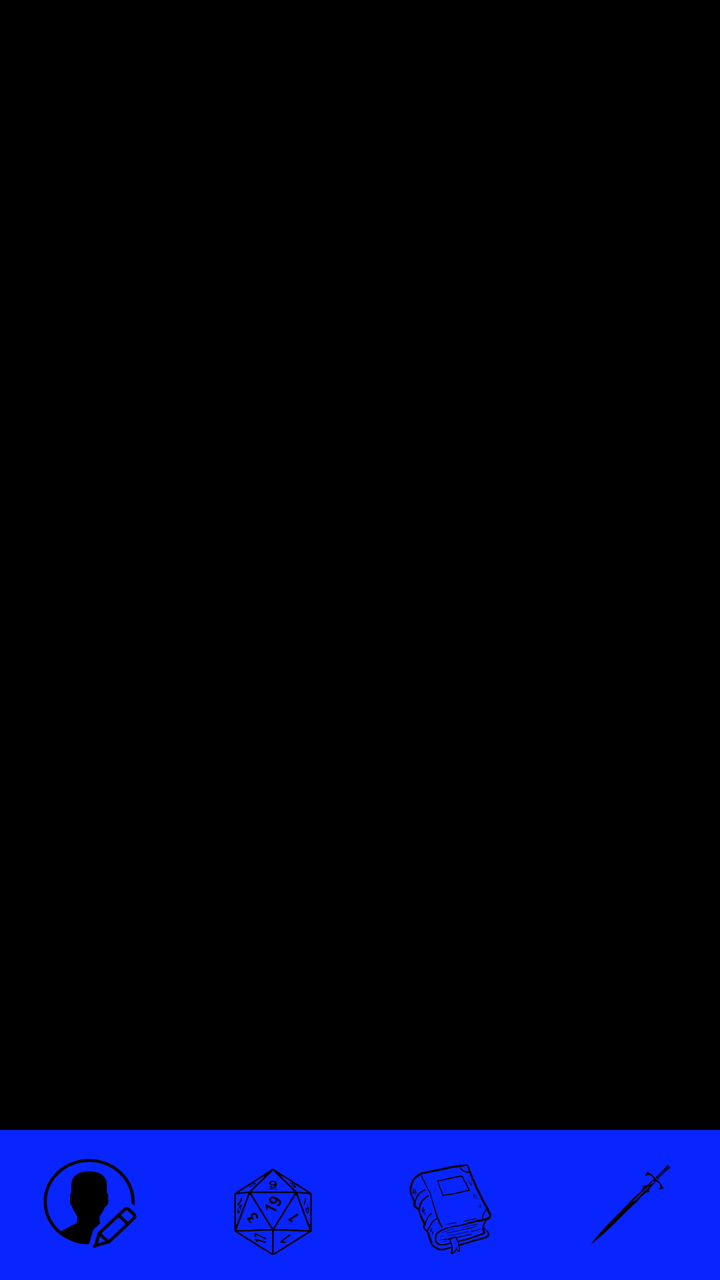
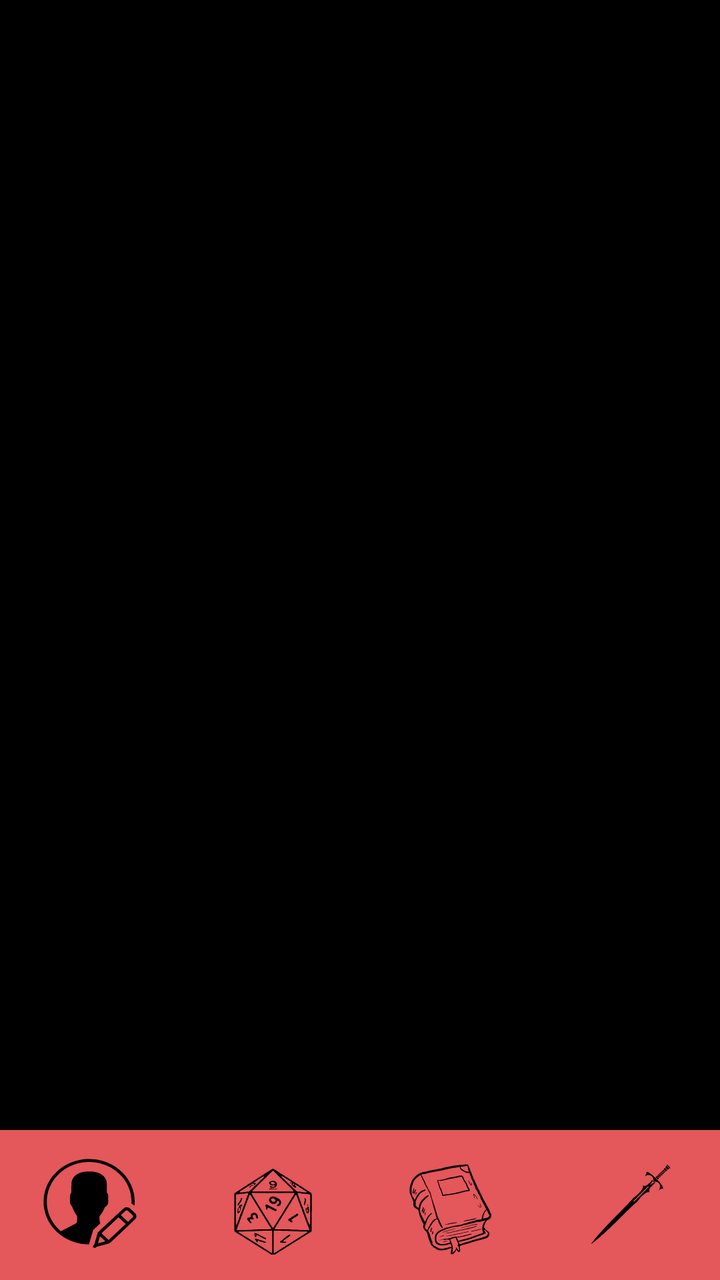

The first picture is an Android layout as it rendered before a commit; the second is the same layout after the commit. The layout source and the unified diff follow.
<!-- AndroidManifest.xml: application theme Theme.DnDiceCompanion -->
<!-- res/layout/barra_navegacio.xml -->
<?xml version="1.0" encoding="utf-8"?>
<androidx.constraintlayout.widget.ConstraintLayout xmlns:android="http://schemas.android.com/apk/res/android"
    xmlns:app="http://schemas.android.com/apk/res-auto"
    xmlns:tools="http://schemas.android.com/tools"
    android:layout_width="match_parent"
    android:layout_height="match_parent"
    android:background="@color/black">

    <androidx.fragment.app.FragmentContainerView
        android:id="@+id/contenedorFragments"
        android:layout_width="0dp"
        android:layout_height="0dp"
        app:layout_constraintTop_toTopOf="parent"
        app:layout_constraintStart_toStartOf="parent"
        app:layout_constraintEnd_toEndOf="parent"
        app:layout_constraintBottom_toTopOf="@id/barraActivities"
        tools:layout="@layout/fragment_character_list" />

    <LinearLayout
        android:id="@+id/barraActivities"
        android:layout_width="0dp"
        android:layout_height="75dp"
        android:orientation="horizontal"
        android:background="@color/buttonColor"
        app:layout_constraintStart_toStartOf="parent"
        app:layout_constraintEnd_toEndOf="parent"
        app:layout_constraintBottom_toBottomOf="parent">

        <com.google.android.material.button.MaterialButton
            android:id="@+id/botoBarraActivitiesCharacter"
            android:layout_width="0dp"
            android:layout_height="match_parent"
            android:layout_weight="1"
            android:background="@drawable/button_barra"
            android:layout_margin="0dp"
            android:insetLeft="0dp"
            android:insetRight="0dp"
            android:insetTop="0dp"
            android:insetBottom="0dp"
            app:cornerRadius="0dp"
            app:backgroundTint="@color/buttonColor"
            app:icon="@drawable/character_icon"
            app:iconGravity="textStart"
            app:iconPadding="0dp"
            app:iconSize="50dp"
            app:iconTint="@null"/>

        <com.google.android.material.button.MaterialButton
            android:id="@+id/botoBarraActivitiesDice"
            android:layout_width="0dp"
            android:layout_height="match_parent"
            android:layout_weight="1"
            android:background="@drawable/button_barra"
            android:layout_margin="0dp"
            android:insetLeft="0dp"
            android:insetRight="0dp"
            android:insetTop="0dp"
            android:insetBottom="0dp"
            app:cornerRadius="0dp"
            app:backgroundTint="@color/buttonColor"
            app:icon="@drawable/dice_20"
            app:iconGravity="textStart"
            app:iconPadding="0dp"
            app:iconSize="50dp"
            app:iconTint="@null"/>

        <com.google.android.material.button.MaterialButton
            android:id="@+id/botoBarraActivitiesSpellbook"
            android:layout_width="0dp"
            android:layout_height="match_parent"
            android:layout_weight="1"
            android:background="@drawable/button_barra"
            android:layout_margin="0dp"
            android:insetLeft="0dp"
            android:insetRight="0dp"
            android:insetTop="0dp"
            android:insetBottom="0dp"
            app:cornerRadius="0dp"
            app:backgroundTint="@color/buttonColor"
            app:icon="@drawable/spellbook_icon"
            app:iconGravity="textStart"
            app:iconPadding="0dp"
            app:iconSize="50dp"
            app:iconTint="@null"/>

        <com.google.android.material.button.MaterialButton
            android:id="@+id/botoBarraActivitiesWeapon"
            android:layout_width="0dp"
            android:layout_height="match_parent"
            android:layout_weight="1"
            android:background="@drawable/button_barra"
            android:layout_margin="0dp"
            android:insetLeft="0dp"
            android:insetRight="0dp"
            android:insetTop="0dp"
            android:insetBottom="0dp"
            app:cornerRadius="0dp"
            app:backgroundTint="@color/buttonColor"
            app:icon="@drawable/weapon_icon"
            app:iconGravity="textStart"
            app:iconPadding="0dp"
            app:iconSize="50dp"
            app:iconTint="@null"/>

    </LinearLayout>
</androidx.constraintlayout.widget.ConstraintLayout>
<!-- res/layout/fragment_character_list.xml (included above) -->
<?xml version="1.0" encoding="utf-8"?>
<androidx.constraintlayout.widget.ConstraintLayout xmlns:android="http://schemas.android.com/apk/res/android"
    xmlns:app="http://schemas.android.com/apk/res-auto"
    xmlns:tools="http://schemas.android.com/tools"
    android:layout_width="match_parent"
    android:layout_height="match_parent"
    android:background="@color/backgroud">

    <ScrollView
        android:layout_width="match_parent"
        android:layout_height="match_parent"
        tools:layout_editor_absoluteX="39dp"
        tools:layout_editor_absoluteY="-42dp">

        <LinearLayout
            android:id="@+id/CharacterList"
            android:layout_width="match_parent"
            android:layout_height="wrap_content"
            android:orientation="vertical">

            <androidx.cardview.widget.CardView
                android:id="@+id/CardCharacterExemple"
                android:layout_width="match_parent"
                android:layout_height="wrap_content"
                android:layout_marginStart="15dp"
                android:layout_marginTop="15dp"
                android:layout_marginEnd="15dp"
                app:cardBackgroundColor="@color/cardBackground"
                app:cardCornerRadius="16dp"
                android:clickable="true"
                android:focusable="true"
                android:foreground="?attr/selectableItemBackground">

                <LinearLayout
                    android:layout_width="match_parent"
                    android:layout_height="wrap_content"
                    android:gravity="center_vertical"
                    android:orientation="horizontal"
                    android:padding="12dp">

                    <ImageView
                        android:id="@+id/ImageCharacterExemple"
                        android:layout_width="60dp"
                        android:layout_height="60dp"
                        android:layout_marginEnd="15dp"
                        android:contentDescription="@null"
                        android:scaleType="centerCrop"
                        tools:background="#33FFFFFF" />

                    <LinearLayout
                        android:layout_width="0dp"
                        android:layout_height="wrap_content"
                        android:layout_weight="1"
                        android:orientation="vertical">

                        <TextView
                            android:id="@+id/NameCharacterExemple"
                            android:layout_width="match_parent"
                            android:layout_height="wrap_content"
                            android:text="Andrés Iniesta"
                            android:textColor="@color/colorText"
                            android:textSize="22sp"
                            android:textStyle="bold" />

                        <TextView
                            android:id="@+id/ClassCharacterExemple"
                            android:layout_width="match_parent"
                            android:layout_height="wrap_content"
                            android:text="Mago (Evocación)"
                            android:textColor="@color/colorText"
                            android:textSize="16sp" />
                    </LinearLayout>
                </LinearLayout>
            </androidx.cardview.widget.CardView>

            <androidx.cardview.widget.CardView
                android:id="@+id/CardCharacterExemple2"
                android:layout_width="match_parent"
                android:layout_height="wrap_content"
                android:layout_marginStart="15dp"
                android:layout_marginTop="15dp"
                android:layout_marginEnd="15dp"
                app:cardBackgroundColor="@color/cardBackground"
                app:cardCornerRadius="16dp"
                android:clickable="true"
                android:focusable="true"
                android:foreground="?attr/selectableItemBackground">

                <LinearLayout
                    android:layout_width="match_parent"
                    android:layout_height="wrap_content"
                    android:gravity="center_vertical"
                    android:orientation="horizontal"
                    android:padding="12dp">

                    <ImageView
                        android:id="@+id/ImageCharacterExemple2"
                        android:layout_width="60dp"
                        android:layout_height="60dp"
                        android:layout_marginEnd="15dp"
                        android:contentDescription="@null"
                        android:scaleType="centerCrop"
                        tools:background="#33FFFFFF" />

                    <LinearLayout
                        android:layout_width="0dp"
                        android:layout_height="wrap_content"
                        android:layout_weight="1"
                        android:orientation="vertical">

                        <TextView
                            android:id="@+id/NameCharacterExemple2"
                            android:layout_width="match_parent"
                            android:layout_height="wrap_content"
                            android:text="Lionel Messi"
                            android:textColor="@color/colorText"
                            android:textSize="22sp"
                            android:textStyle="bold" />

                        <TextView
                            android:id="@+id/ClassCharacterExemple2"
                            android:layout_width="match_parent"
                            android:layout_height="wrap_content"
                            android:text="Pícaro (Ladrón)"
                            android:textColor="@color/colorText"
                            android:textSize="16sp" />
                    </LinearLayout>
                </LinearLayout>
            </androidx.cardview.widget.CardView>

        </LinearLayout>
    </ScrollView>

    <com.google.android.material.floatingactionbutton.FloatingActionButton
        android:id="@+id/AddCharacter"
        android:layout_width="wrap_content"
        android:layout_height="wrap_content"
        android:layout_margin="20dp"
        android:contentDescription="@null"
        android:src="@drawable/add_simbol"

        app:layout_constraintEnd_toEndOf="parent"
        app:layout_constraintBottom_toBottomOf="parent"
        android:backgroundTint="@color/buttonColor"/>

</androidx.constraintlayout.widget.ConstraintLayout>
<!-- resources referenced by this layout -->
<resources>
  <color name="backgroud">#0B0B0F</color>
  <color name="black">#FF000000</color>
  <color name="buttonColor">#0825FF</color>
  <color name="cardBackground">#1A1A24</color>
  <color name="colorText">#E5E7EB</color>
  <!-- drawable add_simbol (drawable) -->
  <vector xmlns:android="http://schemas.android.com/apk/res/android" android:height="24dp" android:tint="#000000" android:viewportHeight="24" android:viewportWidth="24" android:width="24dp">
        
      <path android:fillColor="@android:color/white" android:pathData="M19,13h-6v6h-2v-6H5v-2h6V5h2v6h6v2z"/>
      
  </vector>
  <!-- drawable button_barra (drawable) -->
  <?xml version="1.0" encoding="utf-8"?>
  <shape xmlns:android="http://schemas.android.com/apk/res/android"
      android:shape="rectangle">
      <corners android:radius="0dp"/>
  </shape>
  <!-- drawable character_icon: vector/xml drawable (drawable, 10648 chars, omitted) -->
  <!-- drawable dice_20: vector/xml drawable (drawable, 11183 chars, omitted) -->
  <!-- drawable spellbook_icon: vector/xml drawable (drawable, 31899 chars, omitted) -->
  <!-- drawable weapon_icon: vector/xml drawable (drawable, 4924 chars, omitted) -->
  <style name="Theme.DnDiceCompanion" parent="Base.Theme.DnDiceCompanion" />
  <style name="Base.Theme.DnDiceCompanion" parent="Theme.Material3.DayNight.NoActionBar">
          
          
      </style>
</resources>

<!-- the commit's change to res/layout/barra_navegacio.xml (unified diff, before → after) -->
@@ -32,6 +32,7 @@
             android:layout_height="match_parent"
             android:layout_weight="1"
             android:background="@drawable/button_barra"
+            android:contentDescription="@string/nav_character"
             android:layout_margin="0dp"
             android:insetLeft="0dp"
             android:insetRight="0dp"
@@ -51,6 +52,7 @@
             android:layout_height="match_parent"
             android:layout_weight="1"
             android:background="@drawable/button_barra"
+            android:contentDescription="@string/nav_dice"
             android:layout_margin="0dp"
             android:insetLeft="0dp"
             android:insetRight="0dp"
@@ -70,6 +72,7 @@
             android:layout_height="match_parent"
             android:layout_weight="1"
             android:background="@drawable/button_barra"
+            android:contentDescription="@string/nav_spells"
             android:layout_margin="0dp"
             android:insetLeft="0dp"
             android:insetRight="0dp"
@@ -89,6 +92,7 @@
             android:layout_height="match_parent"
             android:layout_weight="1"
             android:background="@drawable/button_barra"
+            android:contentDescription="@string/nav_weapons"
             android:layout_margin="0dp"
             android:insetLeft="0dp"
             android:insetRight="0dp"
@@ -150,7 +154,7 @@
                         android:layout_width="60dp"
                         android:layout_height="60dp"
                         android:layout_marginEnd="15dp"
-                        android:contentDescription="@null"
+                        android:contentDescription="@string/char_iniesta"
                         android:scaleType="centerCrop"
                         tools:background="#33FFFFFF" />
 
@@ -164,7 +168,7 @@
                             android:id="@+id/NameCharacterExemple"
                             android:layout_width="match_parent"
                             android:layout_height="wrap_content"
-                            android:text="Andrés Iniesta"
+                            android:text="@string/char_iniesta"
                             android:textColor="@color/colorText"
                             android:textSize="22sp"
                             android:textStyle="bold" />
@@ -173,7 +177,7 @@
                             android:id="@+id/ClassCharacterExemple"
                             android:layout_width="match_parent"
                             android:layout_height="wrap_content"
-                            android:text="Mago (Evocación)"
+                            android:text="@string/class_mago_evocacion"
                             android:textColor="@color/colorText"
                             android:textSize="16sp" />
                     </LinearLayout>
@@ -205,7 +209,7 @@
                         android:layout_width="60dp"
                         android:layout_height="60dp"
                         android:layout_marginEnd="15dp"
-                        android:contentDescription="@null"
+                        android:contentDescription="@string/char_messi"
                         android:scaleType="centerCrop"
                         tools:background="#33FFFFFF" />
 
@@ -219,7 +223,7 @@
                             android:id="@+id/NameCharacterExemple2"
                             android:layout_width="match_parent"
                             android:layout_height="wrap_content"
-                            android:text="Lionel Messi"
+                            android:text="@string/char_messi"
                             android:textColor="@color/colorText"
                             android:textSize="22sp"
                             android:textStyle="bold" />
@@ -228,7 +232,7 @@
                             android:id="@+id/ClassCharacterExemple2"
                             android:layout_width="match_parent"
                             android:layout_height="wrap_content"
-                            android:text="Pícaro (Ladrón)"
+                            android:text="@string/class_picaro_ladron"
                             android:textColor="@color/colorText"
                             android:textSize="16sp" />
                     </LinearLayout>
@@ -243,9 +247,8 @@
         android:layout_width="wrap_content"
         android:layout_height="wrap_content"
         android:layout_margin="20dp"
-        android:contentDescription="@null"
+        android:contentDescription="@string/add_character_desc"
         android:src="@drawable/add_simbol"
-
         app:layout_constraintEnd_toEndOf="parent"
         app:layout_constraintBottom_toBottomOf="parent"
         android:backgroundTint="@color/buttonColor"/>
<!-- resource entries referenced after the edit -->
@@ -1,15 +1,13 @@
 <!-- resources referenced by this layout -->
 <resources>
-  <color name="backgroud">#0B0B0F</color>
+  <color name="backgroud">#14100E</color>
   <color name="black">#FF000000</color>
-  <color name="buttonColor">#0825FF</color>
-  <color name="cardBackground">#1A1A24</color>
-  <color name="colorText">#E5E7EB</color>
+  <color name="buttonColor">#E4575B</color>
+  <color name="cardBackground">#2D2420</color>
+  <color name="colorText">#FFFFFF</color>
   <!-- drawable add_simbol (drawable) -->
   <vector xmlns:android="http://schemas.android.com/apk/res/android" android:height="24dp" android:tint="#000000" android:viewportHeight="24" android:viewportWidth="24" android:width="24dp">
-        
       <path android:fillColor="@android:color/white" android:pathData="M19,13h-6v6h-2v-6H5v-2h6V5h2v6h6v2z"/>
-      
   </vector>
   <!-- drawable button_barra (drawable) -->
   <?xml version="1.0" encoding="utf-8"?>
@@ -21,10 +19,17 @@
   <!-- drawable dice_20: vector/xml drawable (drawable, 11183 chars, omitted) -->
   <!-- drawable spellbook_icon: vector/xml drawable (drawable, 31899 chars, omitted) -->
   <!-- drawable weapon_icon: vector/xml drawable (drawable, 4924 chars, omitted) -->
+  <string name="add_character_desc">Afegir personatge</string>
+  <string name="char_iniesta">Andrés Iniesta</string>
+  <string name="char_messi">Lionel Messi</string>
+  <string name="class_mago_evocacion">Mag (Evocació)</string>
+  <string name="class_picaro_ladron">Pícar (Lladre)</string>
+  <string name="nav_character">Personatges</string>
+  <string name="nav_dice">Daus</string>
+  <string name="nav_spells">Màgies</string>
+  <string name="nav_weapons">Armes</string>
   <style name="Theme.DnDiceCompanion" parent="Base.Theme.DnDiceCompanion" />
   <style name="Base.Theme.DnDiceCompanion" parent="Theme.Material3.DayNight.NoActionBar">
-          
-          
       </style>
 </resources>
 
